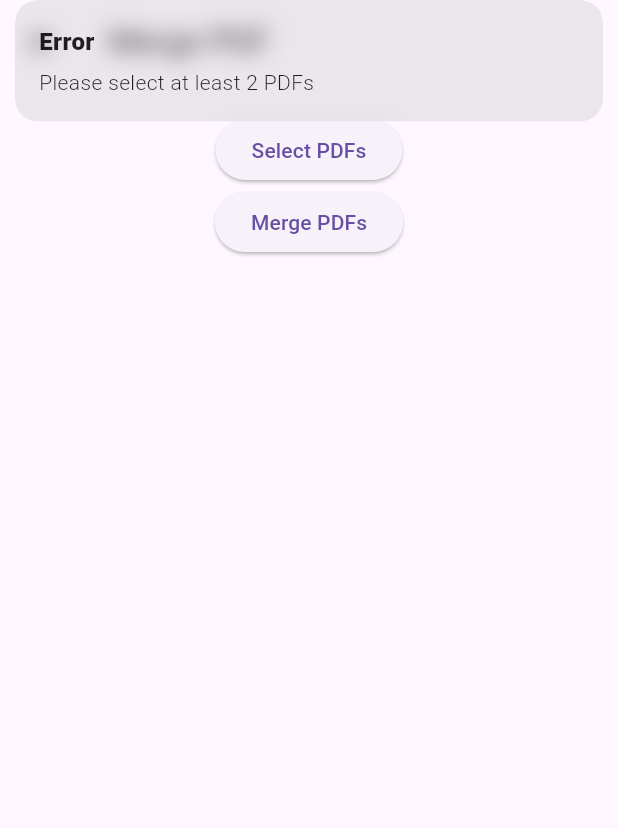
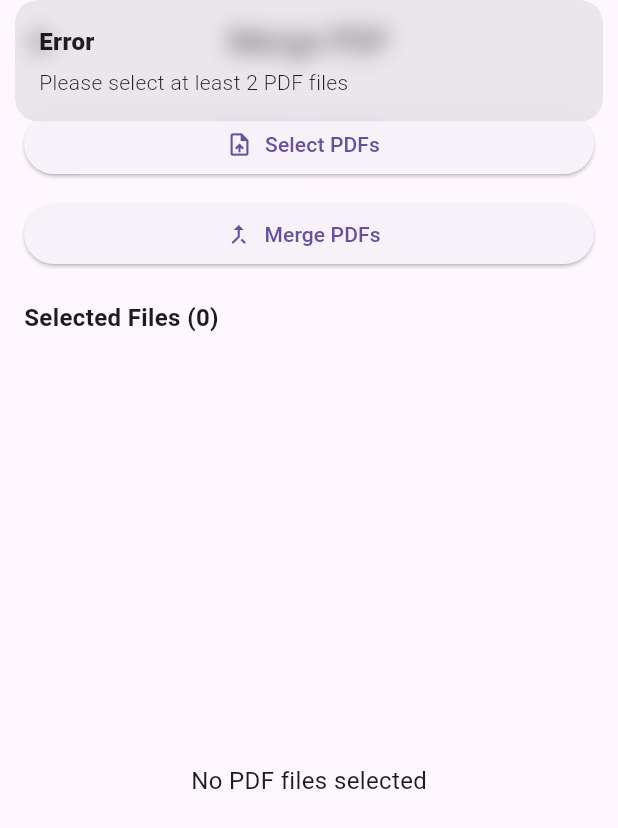
Before and after one commit to uday0117/docflow, a Flutter app: the MergePdfView screen opened directly, after a tap on "Merge PDFs", on a phone screen of 412 x 824 dp. Shown: the top 828 px of the screen. Run offline on Flutter 3.47's test engine with Material 3 defaults, Android fonts, the phone set to English and light mode, and no system bars; our stand-ins replace file_picker, firebase_core, get, get_storage, image_picker, open_filex and 2 more; missing offline and left inert: pdf_combiner, pdfx, syncfusion_flutter_pdf; accounts and stored records are empty.

Commit message:
feat: complete merge pdf module

```diff
--- a/lib/modules/merge_pdf/controller/merge_pdf_controller.dart
+++ b/lib/modules/merge_pdf/controller/merge_pdf_controller.dart
@@ -6,9 +6,9 @@ import 'package:get/get.dart';
 
 class MergePdfController extends GetxController {
   final RxList<File> selectedFiles = <File>[].obs;
+  final RxBool isMerging = false.obs;
+
   final MergePdfService _service = MergePdfService();
-
-  final RxBool isMerging = false.obs;
 
   Future<void> pickPdfFiles() async {
     final result = await FilePicker.platform.pickFiles(
@@ -29,19 +29,21 @@ class MergePdfController extends GetxController {
 
   Future<void> mergePdfs() async {
     if (selectedFiles.length < 2) {
-      Get.snackbar('Error', 'Please select at least 2 PDFs');
+      Get.snackbar('Error', 'Please select at least 2 PDF files');
       return;
     }
 
     try {
       isMerging.value = true;
 
-      final mergedFile = await _service.mergePdfs(selectedFiles);
+      final mergedFile = await _service.mergePdfs(selectedFiles.toList());
 
       Get.snackbar('Success', 'PDF merged successfully');
 
       print('Merged File: ${mergedFile.path}');
     } catch (e) {
+      print('Merge Error: $e');
+
       Get.snackbar('Error', e.toString());
     } finally {
       isMerging.value = false;
--- a/lib/modules/merge_pdf/view/merge_pdf_view.dart
+++ b/lib/modules/merge_pdf/view/merge_pdf_view.dart
@@ -6,54 +6,110 @@ import '../controller/merge_pdf_controller.dart';
 class MergePdfView extends StatelessWidget {
   MergePdfView({super.key});
 
-  final controller = Get.put(MergePdfController());
+  final MergePdfController controller = Get.put(MergePdfController());
 
   @override
   Widget build(BuildContext context) {
     return Scaffold(
-      appBar: AppBar(title: const Text('Merge PDF')),
-      body: Column(
+      appBar: AppBar(title: const Text('Merge PDF'), centerTitle: true),
+      body: Padding(
+        padding: const EdgeInsets.all(16),
+        child: Column(
           children: [
-          const SizedBox(height: 20),
+            SizedBox(
+              width: double.infinity,
+              child: ElevatedButton.icon(
+                onPressed: controller.pickPdfFiles,
+                icon: const Icon(Icons.upload_file),
+                label: const Text('Select PDFs'),
+              ),
+            ),
 
-          ElevatedButton(
-            onPressed: controller.pickPdfFiles,
-            child: const Text('Select PDFs'),
-          ),
+            const SizedBox(height: 12),
+
             Obx(
-            () => ElevatedButton(
+              () => SizedBox(
+                width: double.infinity,
+                child: ElevatedButton.icon(
                   onPressed: controller.isMerging.value
                       ? null
                       : controller.mergePdfs,
-              child: Text(
+                  icon: controller.isMerging.value
+                      ? const SizedBox(
+                          height: 18,
+                          width: 18,
+                          child: CircularProgressIndicator(strokeWidth: 2),
+                        )
+                      : const Icon(Icons.merge_type),
+                  label: Text(
                     controller.isMerging.value ? 'Merging...' : 'Merge PDFs',
                   ),
                 ),
               ),
+            ),
+
             const SizedBox(height: 20),
 
+            Obx(
+              () => Align(
+                alignment: Alignment.centerLeft,
+                child: Text(
+                  'Selected Files (${controller.selectedFiles.length})',
+                  style: const TextStyle(
+                    fontSize: 16,
+                    fontWeight: FontWeight.bold,
+                  ),
+                ),
+              ),
+            ),
+
+            const SizedBox(height: 10),
+
             Expanded(
-            child: Obx(
-              () => ListView.builder(
+              child: Obx(() {
+                if (controller.selectedFiles.isEmpty) {
+                  return const Center(
+                    child: Text(
+                      'No PDF files selected',
+                      style: TextStyle(fontSize: 16),
+                    ),
+                  );
+                }
+
+                return ListView.separated(
                   itemCount: controller.selectedFiles.length,
+                  separatorBuilder: (_, __) => const Divider(height: 1),
                   itemBuilder: (context, index) {
                     final file = controller.selectedFiles[index];
 
                     return ListTile(
-                    leading: const Icon(Icons.picture_as_pdf),
-                    title: Text(file.path.split('/').last),
+                      leading: const Icon(
+                        Icons.picture_as_pdf,
+                        color: Colors.red,
+                      ),
+                      title: Text(
+                        file.path.split('/').last,
+                        maxLines: 1,
+                        overflow: TextOverflow.ellipsis,
+                      ),
+                      subtitle: Text(
+                        file.path,
+                        maxLines: 1,
+                        overflow: TextOverflow.ellipsis,
+                      ),
                       trailing: IconButton(
-                      icon: const Icon(Icons.delete),
+                        icon: const Icon(Icons.delete, color: Colors.red),
                         onPressed: () {
                           controller.removeFile(index);
                         },
                       ),
                     );
                   },
-              ),
-            ),
+                );
+              }),
             ),
           ],
+        ),
       ),
     );
   }
--- a/pubspec.yaml
+++ b/pubspec.yaml
@@ -49,6 +49,8 @@ dependencies:
   device_info_plus: ^12.4.0
   image: ^4.8.0
   pdfx: ^2.9.2
+  syncfusion_flutter_pdfviewer: ^33.2.13
+  pdf_combiner: ^6.0.4
 
 dev_dependencies:
   flutter_test:
```
Also changed, not shown: lib/modules/merge_pdf/service/merge_pdf_service.dart (+44 -1 lines), pubspec.lock, 5 other files. Lines whose indentation alone changed are shown as unchanged.
